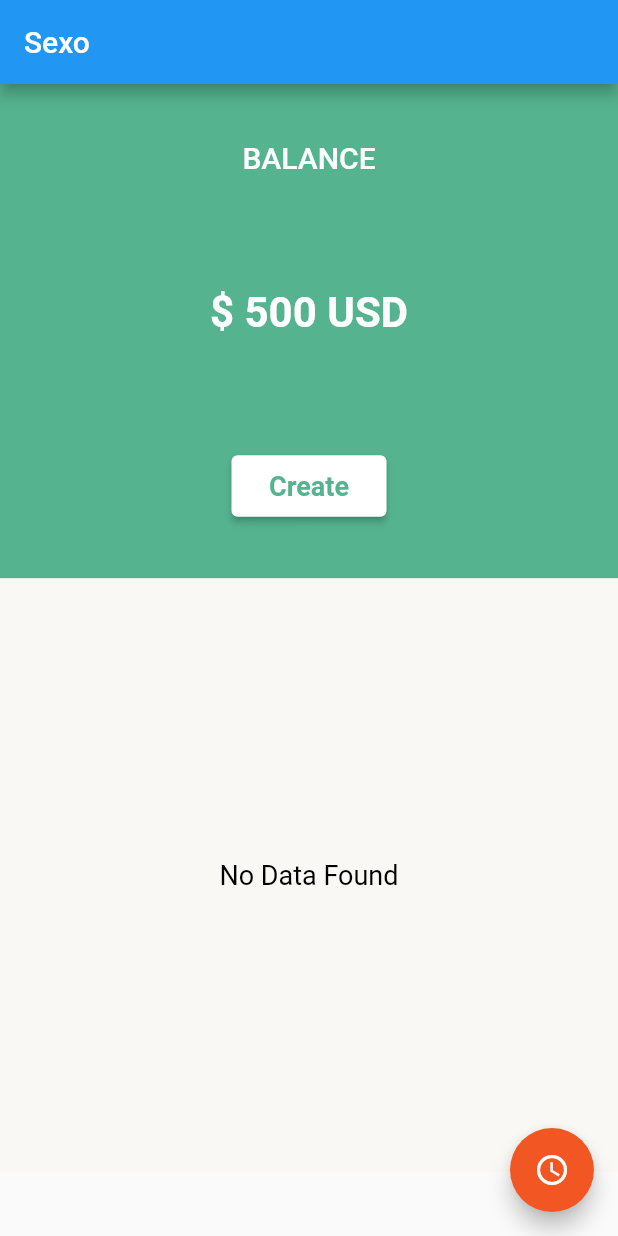
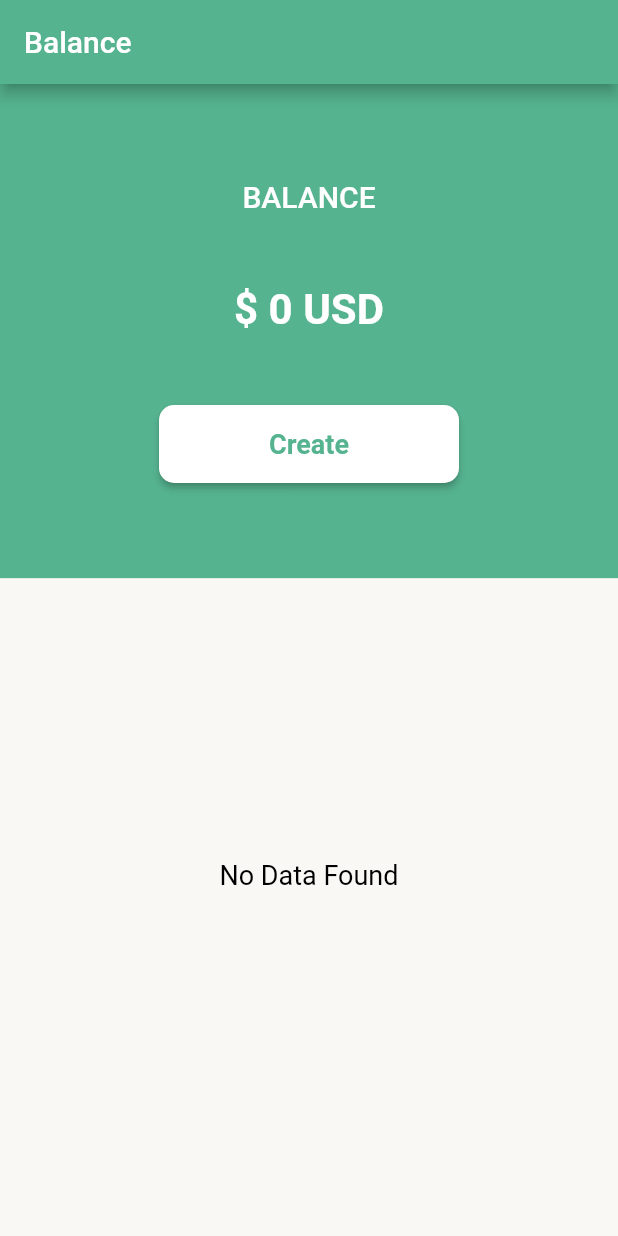
Before and after one commit to FredyGuzman-Ksquare/Balance_Provider, a Flutter app: the HomeScreen screen opened directly, on a phone screen of 412 x 824 dp. Run offline on Flutter 3.47's test engine with Material 2 defaults, Android fonts, the phone set to English and light mode, and no system bars.

Commit message:
finished homework

```diff
--- /dev/null
+++ b/lib/controller/balanceProvider.dart
@@ -0,0 +1,28 @@
+import 'package:flutter/material.dart';
+import 'package:balance/model/transaction.dart';
+
+class BalanceProvider extends ChangeNotifier {
+  num balance = 0;
+  List<Transaction> transactions = [];
+
+  void addTransaction(isIncome, title, amount, description, createdTime) {
+    Transaction transaction = Transaction(
+        title: title,
+        description: description,
+        amount: amount,
+        isIncome: isIncome,
+        createdAt: DateTime.now());
+    transactions.add(transaction);
+    notifyListeners();
+  }
+
+  get transactionCount => transactions.length;
+
+  num getBalanceAcount() {
+    balance = 0;
+    for (var t in transactions) {
+      t.isIncome ? balance += t.amount : balance -= t.amount;
+    }
+    return balance;
+  }
+}
--- a/lib/main.dart
+++ b/lib/main.dart
@@ -1,5 +1,11 @@
-import 'package:balance/ui/screens/newTransactionScreen.dart';
+import 'package:balance/ui/screens/createTransactionScreen.dart';
+import 'package:balance/ui/screens/homeScreen.dart';
+import 'package:balance/ui/utils/routerGenerator.dart';
+import 'package:balance/ui/utils/theme.dart';
 import 'package:flutter/material.dart';
+import 'package:provider/provider.dart';
+
+import 'controller/balanceProvider.dart';
 
 void main() {
   runApp(const MyApp());
@@ -11,40 +17,17 @@ class MyApp extends StatelessWidget {
   // This widget is the root of your application.
   @override
   Widget build(BuildContext context) {
-    return MaterialApp(
-      title: 'Flutter Demo',
-      theme: ThemeData(
-        // This is the theme of your application.
-        //
-        // Try running your application with "flutter run". You'll see the
-        // application has a blue toolbar. Then, without quitting the app, try
-        // changing the primarySwatch below to Colors.green and then invoke
-        // "hot reload" (press "r" in the console where you ran "flutter run",
-        // or simply save your changes to "hot reload" in a Flutter IDE).
-        // Notice that the counter didn't reset back to zero; the application
-        // is not restarted.
-        primarySwatch: Colors.blue,
+    return MultiProvider(
+      providers: [
+        ChangeNotifierProvider(create: (context) => BalanceProvider())
+      ],
+      child: MaterialApp(
+        debugShowCheckedModeBanner: false,
+        theme: CustomTheme().theme,
+        home: HomeScreen(),
+        initialRoute: '/',
+        onGenerateRoute: RouterGenerator().routerGenerate,
       ),
-      home: const MyHomePage(title: 'Flutter Demo Home Page'),
     );
   }
 }
-
-class MyHomePage extends StatefulWidget {
-  const MyHomePage({super.key, required this.title});
-
-  final String title;
-
-  @override
-  State<MyHomePage> createState() => _MyHomePageState();
-}
-
-class _MyHomePageState extends State<MyHomePage> {
-  @override
-  Widget build(BuildContext context) {
-    return MaterialApp(
-      debugShowCheckedModeBanner: false,
-      home: HomeScreen(),
-    );
-  }
-}
--- a/lib/ui/custom/customButton.dart
+++ b/lib/ui/custom/customButton.dart
@@ -5,16 +5,7 @@ import '../utils/strings.dart';
 class CustomButton {
   buttonPadding() {
     return MaterialStateProperty.all<EdgeInsets>(
-        const EdgeInsets.only(top: 10, bottom: 10, right: 25, left: 25));
-  }
-
-  loginRegisterButton(_loading) {
-    return ButtonStyle(
-      padding: buttonPadding(),
-      backgroundColor: _loading
-          ? MaterialStateProperty.all<Color>(Color.fromARGB(255, 104, 104, 104))
-          : MaterialStateProperty.all<Color>(const Color(0xffF25723)),
-    );
+        const EdgeInsets.only(top: 10, bottom: 10, right: 50, left: 50));
   }
 
   AccountButton(_login) {
--- a/lib/ui/screens/homeScreen.dart
+++ b/lib/ui/screens/homeScreen.dart
@@ -1,7 +1,13 @@
 import 'dart:math';
 
+import 'package:balance/controller/balanceProvider.dart';
+import 'package:balance/ui/screens/createTransactionScreen.dart';
+import 'package:balance/ui/widgets/balanceCard.dart';
+import 'package:balance/ui/widgets/transactionCard.dart';
+import 'package:balance/ui/widgets/transactionlist.dart';
 import 'package:flutter/material.dart';
 import 'package:balance/ui/custom/customText.dart';
+import 'package:provider/provider.dart';
 import '../../model/transaction.dart';
 import '../custom/customButton.dart';
 import '../utils/strings.dart';
@@ -14,77 +20,32 @@ class HomeScreen extends StatelessWidget {
     MediaQueryData queryData;
     queryData = MediaQuery.of(context);
     return Scaffold(
-      appBar: AppBar(title: Text("Sexo"), actions: []),
+      appBar: AppBar(title: Text("Balance"), actions: []),
       body: Center(
         child: Container(
+            color: Color.fromARGB(255, 249, 248, 244),
             width: double.infinity,
+            child: Center(
+              child: Container(
                 child: Column(
                   children: [
                     Container(
                       color: Color.fromARGB(255, 85, 179, 143),
                       height: queryData.size.height * .40,
                       width: double.infinity,
-                  child: Column(
-                    mainAxisAlignment: MainAxisAlignment.spaceAround,
-                    children: [
-                      CustomText().defaultWhiteText(Strings.balance),
-                      CustomText().balanceText("\$ 500 USD"),
-                      ElevatedButton(
-                        onPressed: () {},
-                        child: CustomText().createText(),
-                        style: CustomButton().createButton(),
-                      )
-                    ],
-                  ),
+                      padding: EdgeInsets.only(top: 40, bottom: 40),
+                      child: const BalanceCard(),
                     ),
                     Container(
                         height: queryData.size.height * .48,
                         width: double.infinity,
                         color: Color.fromARGB(255, 249, 248, 244),
-                  child: Column(
-                    mainAxisAlignment: MainAxisAlignment.center,
-                    children: [
-                      CustomText().noDataText(),
+                        child: TransactionList()),
                   ],
                 ),
               ),
-              ],
             )),
-      ),
-      floatingActionButton: FloatingActionButton(
-        onPressed: () {
-          print("height: ${queryData.size.height}");
-          print("height: ${queryData.size.height * .45}");
-          print("height: ${queryData.size.height * .45}");
-          print("width: ${queryData.size.width}");
-          Transaction t = createTransaction();
-          print(t.toString());
-          print(Transaction().calculateBalance(createRandomTransactions()));
-        },
-        backgroundColor: const Color(0xfff25723),
-        child: const Icon(Icons.access_time),
       ),
     );
   }
-
-  Transaction createTransaction() {
-    int r = Random().nextInt(2);
-    print(r);
-
-    Transaction t = Transaction(
-        isIncome: (r == 0) ? true : false,
-        title: (r == 0) ? "Salary" : "Rent",
-        amount: 500,
-        description: "Lorem Ipsum",
-        createdAt: DateTime.now());
-    return t;
 }
-
-  List<Transaction> createRandomTransactions() {
-    List<Transaction> transactions = [];
-    for (int i = 0; i < 10; i++) {
-      transactions.add(createTransaction());
-    }
-    return transactions;
-  }
-}
--- /dev/null
+++ b/lib/ui/utils/theme.dart
@@ -0,0 +1,95 @@
+import 'package:flutter/material.dart';
+
+class CustomTheme {
+  static Color primaryColor = const Color.fromRGBO(86, 179, 143, 1);
+  getPrimaryColor() {
+    return primaryColor;
+  }
+
+  static Color secondaryColor = const Color.fromRGBO(193, 84, 106, 1);
+  getSecondaryColor() {
+    return secondaryColor;
+  }
+
+  static const balance = TextStyle(
+      fontSize: 18.0, fontWeight: FontWeight.bold, color: Colors.white);
+  static const money = TextStyle(
+      fontSize: 36.0, fontWeight: FontWeight.bold, color: Colors.white);
+  static const inexp = TextStyle(
+      fontSize: 18.0,
+      fontWeight: FontWeight.w400,
+      color: Color.fromRGBO(86, 179, 143, 1));
+
+  static const title = TextStyle(
+      fontSize: 18.0, fontWeight: FontWeight.w400, color: Colors.black);
+  static const time = TextStyle(
+      fontSize: 14.0,
+      fontWeight: FontWeight.w300,
+      color: Color.fromARGB(255, 70, 70, 70));
+  static const message = TextStyle(
+    fontSize: 16.0,
+    fontWeight: FontWeight.w400,
+  );
+  static const noSend = TextStyle(
+      fontSize: 28.0,
+      fontWeight: FontWeight.w500,
+      color: Color.fromRGBO(193, 84, 106, 1));
+
+  static isInEx(bool isIncome) {
+    return TextStyle(
+        fontSize: 18.0,
+        fontWeight: FontWeight.w600,
+        color: isIncome == true
+            ? const Color.fromRGBO(86, 179, 143, 1)
+            : const Color.fromRGBO(193, 84, 106, 1));
+  }
+
+  static dialogBack(bool isIncome) {
+    return isIncome == true
+        ? const Color.fromRGBO(187, 218, 206, 0.7)
+        : const Color.fromRGBO(220, 186, 193, 0.7);
+  }
+
+  var theme = ThemeData(
+    primaryColor: primaryColor,
+    scaffoldBackgroundColor: const Color.fromRGBO(245, 245, 245, 1),
+    backgroundColor: const Color.fromRGBO(245, 245, 245, 1),
+    brightness: Brightness.light,
+    appBarTheme: AppBarTheme(backgroundColor: primaryColor),
+    elevatedButtonTheme: ElevatedButtonThemeData(
+      style: ElevatedButton.styleFrom(
+        backgroundColor: primaryColor,
+        shape: RoundedRectangleBorder(borderRadius: BorderRadius.circular(10)),
+        minimumSize: const Size.fromHeight(52),
+        textStyle: const TextStyle(
+            fontSize: 20, color: Colors.white, fontWeight: FontWeight.bold),
+      ),
+    ),
+    textButtonTheme: TextButtonThemeData(
+      style: TextButton.styleFrom(
+        foregroundColor: primaryColor,
+        backgroundColor: Colors.white,
+        padding: const EdgeInsets.fromLTRB(40, 12, 40, 12),
+        shape: RoundedRectangleBorder(borderRadius: BorderRadius.circular(10)),
+        textStyle: const TextStyle(
+            color: Colors.black, fontSize: 18, fontWeight: FontWeight.bold),
+      ),
+    ),
+    inputDecorationTheme: const InputDecorationTheme(
+      alignLabelWithHint: true,
+      hintStyle:
+          TextStyle(fontSize: 12, color: Color.fromRGBO(193, 84, 106, 1)),
+      labelStyle:
+          TextStyle(fontSize: 18, color: Color.fromRGBO(204, 204, 204, 1)),
+      border: OutlineInputBorder(
+          borderSide: BorderSide(color: Color.fromRGBO(204, 204, 204, 1)),
+          borderRadius: BorderRadius.all(Radius.circular(10.0))),
+      filled: true,
+      fillColor: Colors.white,
+    ),
+    dialogTheme: const DialogTheme(
+      shape: RoundedRectangleBorder(
+          borderRadius: BorderRadius.all(Radius.circular(12.0))),
+    ),
+  );
+}
--- /dev/null
+++ b/lib/ui/widgets/balanceCard.dart
@@ -0,0 +1,40 @@
+import 'package:flutter/material.dart';
+import 'package:provider/provider.dart';
+
+import '../../controller/balanceProvider.dart';
+import '../custom/customButton.dart';
+import '../custom/customText.dart';
+import '../screens/createTransactionScreen.dart';
+import '../utils/strings.dart';
+import '../utils/theme.dart';
+
+class BalanceCard extends StatelessWidget {
+  const BalanceCard({Key? key}) : super(key: key);
+
+  @override
+  Widget build(BuildContext context) {
+    return Column(
+      mainAxisAlignment: MainAxisAlignment.spaceAround,
+      children: [
+        CustomText().defaultWhiteText(Strings.balance),
+        CustomText().balanceText(
+            "\$ ${Provider.of<BalanceProvider>(context).getBalanceAcount().toString()} USD"),
+        SizedBox(
+          width: 200,
+          child: ElevatedButton(
+            onPressed: () {
+              Navigator.push(
+                context,
+                MaterialPageRoute(
+                  builder: (context) => const createTransactionScreen(),
+                ),
+              );
+            },
+            child: CustomText().createText(),
+            style: CustomButton().createButton(),
+          ),
+        )
+      ],
+    );
+  }
+}
--- /dev/null
+++ b/lib/ui/widgets/transactionlist.dart
@@ -0,0 +1,42 @@
+import 'package:balance/ui/widgets/transactionCard.dart';
+import 'package:flutter/material.dart';
+import 'package:provider/provider.dart';
+
+import '../../controller/balanceProvider.dart';
+import '../../model/transaction.dart';
+import '../custom/customText.dart';
+
+class TransactionList extends StatelessWidget {
+  Widget build(BuildContext context) {
+    return Consumer<BalanceProvider>(
+      builder: (((context, obj, child) {
+        List<Transaction> transactions = obj.transactions;
+        if (transactions.isNotEmpty) {
+          return ListView.builder(
+            itemCount: transactions.length,
+            itemBuilder: (((context, index) {
+              Transaction transaction = transactions[index];
+              return Container(
+                margin: const EdgeInsets.symmetric(
+                  horizontal: 15,
+                ),
+                child: TransactionCard(
+                    title: transaction.title.toString(),
+                    createdAt: transaction.createdAt.toString(),
+                    isIncome: transaction.isIncome,
+                    amount: transaction.amount),
+              );
+            })),
+          );
+        } else {
+          return Column(
+            mainAxisAlignment: MainAxisAlignment.center,
+            children: [
+              CustomText().noDataText(),
+            ],
+          );
+        }
+      })),
+    );
+  }
+}
--- a/pubspec.yaml
+++ b/pubspec.yaml
@@ -36,6 +36,9 @@ dependencies:
   # The following adds the Cupertino Icons font to your application.
   # Use with the CupertinoIcons class for iOS style icons.
   cupertino_icons: ^1.0.2
+  provider: ^6.0.4
+  integration_test:
+    sdk: flutter
 
 dev_dependencies:
   flutter_test:
```
Also changed, not shown: lib/controller/formController.dart (added, +14 -0 lines), lib/model/transaction.dart (+0 -12 lines), lib/ui/screens/createTransactionScreen.dart (added, +154 -0 lines), lib/ui/utils/routerGenerator.dart (added, +21 -0 lines), lib/ui/widgets/transactionCard.dart (added, +72 -0 lines), pubspec.lock, 2 other files. Lines whose indentation alone changed are shown as unchanged.
